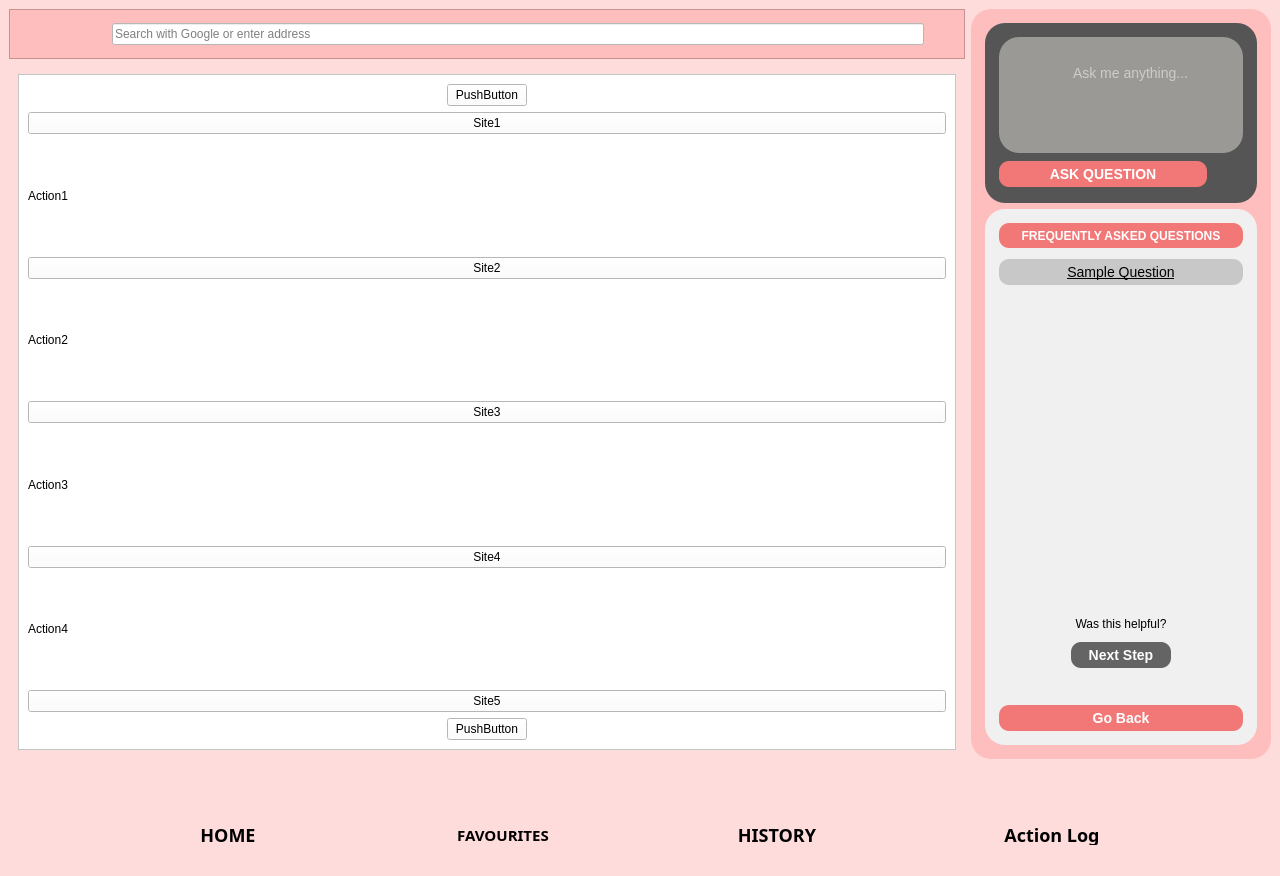
Qt form assets/UI/MainPage.ui (AlexShem247/wise-browse) before a commit.
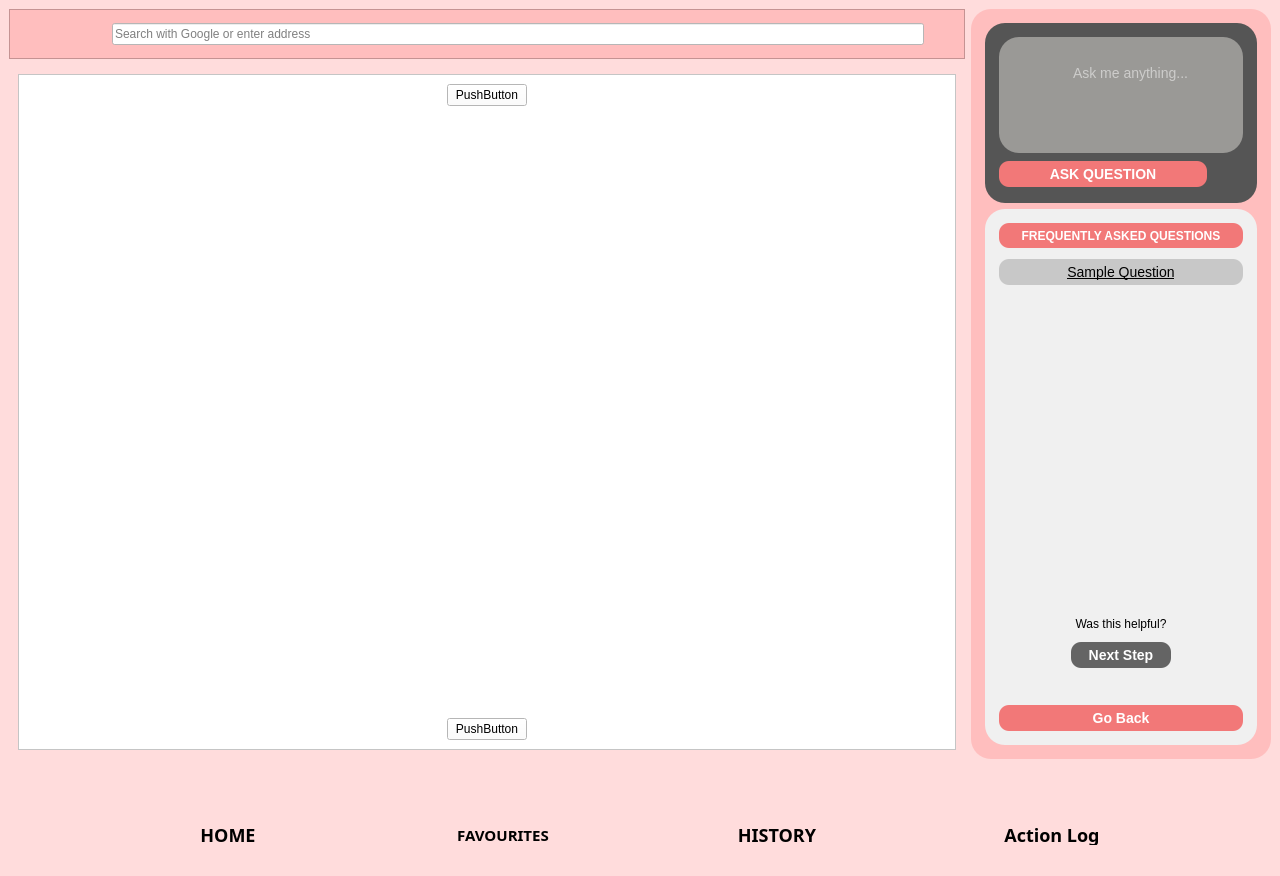
The same form after that commit.

Commit message: [as4322] ActionLog.py, MainPage.ui: action log works

What changed in the file:
```diff
--- a/assets/UI/MainPage.ui
+++ b/assets/UI/MainPage.ui
@@ -4150,10 +4150,23 @@
                      <item>
                       <layout class="QHBoxLayout" name="horizontalLayout_39">
                        <item>
-                        <widget class="QPushButton" name="pushButton_3">
-                         <property name="text">
-                          <string>Site1</string>
+                        <widget class="QFrame" name="frame_20">
+                         <property name="sizePolicy">
+                          <sizepolicy hsizetype="Expanding" vsizetype="Expanding">
+                           <horstretch>0</horstretch>
+                           <verstretch>0</verstretch>
+                          </sizepolicy>
                          </property>
+                         <property name="styleSheet">
+                          <string notr="true">background-color: white;
+border-radius: 20px; </string>
+                         </property>
+                         <property name="frameShape">
+                          <enum>QFrame::StyledPanel</enum>
+                         </property>
+                         <property name="frameShadow">
+                          <enum>QFrame::Raised</enum>
+                         </property>
                         </widget>
                        </item>
                       </layout>
@@ -4161,10 +4174,23 @@
                      <item>
                       <layout class="QHBoxLayout" name="horizontalLayout_37">
                        <item>
-                        <widget class="QLabel" name="label">
-                         <property name="text">
-                          <string>Action1</string>
+                        <widget class="QFrame" name="frame_11">
+                         <property name="sizePolicy">
+                          <sizepolicy hsizetype="Expanding" vsizetype="Expanding">
+                           <horstretch>0</horstretch>
+                           <verstretch>0</verstretch>
+                          </sizepolicy>
                          </property>
+                         <property name="styleSheet">
+                          <string notr="true">background-color: white;
+border-radius: 20px; </string>
+                         </property>
+                         <property name="frameShape">
+                          <enum>QFrame::StyledPanel</enum>
+                         </property>
+                         <property name="frameShadow">
+                          <enum>QFrame::Raised</enum>
+                         </property>
                         </widget>
                        </item>
                       </layout>
@@ -4172,10 +4198,23 @@
                      <item>
                       <layout class="QHBoxLayout" name="horizontalLayout_38">
                        <item>
-                        <widget class="QPushButton" name="pushButton_4">
-                         <property name="text">
-                          <string>Site2</string>
+                        <widget class="QFrame" name="frame_12">
+                         <property name="sizePolicy">
+                          <sizepolicy hsizetype="Expanding" vsizetype="Expanding">
+                           <horstretch>0</horstretch>
+                           <verstretch>0</verstretch>
+                          </sizepolicy>
                          </property>
+                         <property name="styleSheet">
+                          <string notr="true">background-color: white;
+border-radius: 20px; </string>
+                         </property>
+                         <property name="frameShape">
+                          <enum>QFrame::StyledPanel</enum>
+                         </property>
+                         <property name="frameShadow">
+                          <enum>QFrame::Raised</enum>
+                         </property>
                         </widget>
                        </item>
                       </layout>
@@ -4183,10 +4222,23 @@
                      <item>
                       <layout class="QHBoxLayout" name="horizontalLayout_36">
                        <item>
-                        <widget class="QLabel" name="label_2">
-                         <property name="text">
-                          <string>Action2</string>
+                        <widget class="QFrame" name="frame_13">
+                         <property name="sizePolicy">
+                          <sizepolicy hsizetype="Expanding" vsizetype="Expanding">
+                           <horstretch>0</horstretch>
+                           <verstretch>0</verstretch>
+                          </sizepolicy>
                          </property>
+                         <property name="styleSheet">
+                          <string notr="true">background-color: white;
+border-radius: 20px; </string>
+                         </property>
+                         <property name="frameShape">
+                          <enum>QFrame::StyledPanel</enum>
+                         </property>
+                         <property name="frameShadow">
+                          <enum>QFrame::Raised</enum>
+                         </property>
                         </widget>
                        </item>
                       </layout>
@@ -4194,10 +4246,23 @@
                      <item>
                       <layout class="QHBoxLayout" name="horizontalLayout_35">
                        <item>
-                        <widget class="QPushButton" name="pushButton_5">
-                         <property name="text">
-                          <string>Site3</string>
+                        <widget class="QFrame" name="frame_14">
+                         <property name="sizePolicy">
+                          <sizepolicy hsizetype="Expanding" vsizetype="Expanding">
+                           <horstretch>0</horstretch>
+                           <verstretch>0</verstretch>
+                          </sizepolicy>
                          </property>
+                         <property name="styleSheet">
+                          <string notr="true">background-color: white;
+border-radius: 20px; </string>
+                         </property>
+                         <property name="frameShape">
+                          <enum>QFrame::StyledPanel</enum>
+                         </property>
+                         <property name="frameShadow">
+                          <enum>QFrame::Raised</enum>
+                         </property>
                         </widget>
                        </item>
                       </layout>
@@ -4205,10 +4270,23 @@
                      <item>
                       <layout class="QHBoxLayout" name="horizontalLayout_34">
                        <item>
-                        <widget class="QLabel" name="label_12">
-                         <property name="text">
-                          <string>Action3</string>
+                        <widget class="QFrame" name="frame_15">
+                         <property name="sizePolicy">
+                          <sizepolicy hsizetype="Expanding" vsizetype="Expanding">
+                           <horstretch>0</horstretch>
+                           <verstretch>0</verstretch>
+                          </sizepolicy>
                          </property>
+                         <property name="styleSheet">
+                          <string notr="true">background-color: white;
+border-radius: 20px; </string>
+                         </property>
+                         <property name="frameShape">
+                          <enum>QFrame::StyledPanel</enum>
+                         </property>
+                         <property name="frameShadow">
+                          <enum>QFrame::Raised</enum>
+                         </property>
                         </widget>
                        </item>
                       </layout>
@@ -4216,10 +4294,23 @@
                      <item>
                       <layout class="QHBoxLayout" name="horizontalLayout_33">
                        <item>
-                        <widget class="QPushButton" name="pushButton_6">
-                         <property name="text">
-                          <string>Site4</string>
+                        <widget class="QFrame" name="frame_16">
+                         <property name="sizePolicy">
+                          <sizepolicy hsizetype="Expanding" vsizetype="Expanding">
+                           <horstretch>0</horstretch>
+                           <verstretch>0</verstretch>
+                          </sizepolicy>
                          </property>
+                         <property name="styleSheet">
+                          <string notr="true">background-color: white;
+border-radius: 20px; </string>
+                         </property>
+                         <property name="frameShape">
+                          <enum>QFrame::StyledPanel</enum>
+                         </property>
+                         <property name="frameShadow">
+                          <enum>QFrame::Raised</enum>
+                         </property>
                         </widget>
                        </item>
                       </layout>
@@ -4227,10 +4318,23 @@
                      <item>
                       <layout class="QHBoxLayout" name="horizontalLayout_32">
                        <item>
-                        <widget class="QLabel" name="label_13">
-                         <property name="text">
-                          <string>Action4</string>
+                        <widget class="QFrame" name="frame_17">
+                         <property name="sizePolicy">
+                          <sizepolicy hsizetype="Expanding" vsizetype="Expanding">
+                           <horstretch>0</horstretch>
+                           <verstretch>0</verstretch>
+                          </sizepolicy>
                          </property>
+                         <property name="styleSheet">
+                          <string notr="true">background-color: white;
+border-radius: 20px; </string>
+                         </property>
+                         <property name="frameShape">
+                          <enum>QFrame::StyledPanel</enum>
+                         </property>
+                         <property name="frameShadow">
+                          <enum>QFrame::Raised</enum>
+                         </property>
                         </widget>
                        </item>
                       </layout>
@@ -4238,16 +4342,77 @@
                      <item>
                       <layout class="QHBoxLayout" name="horizontalLayout_31">
                        <item>
-                        <widget class="QPushButton" name="pushButton_7">
-                         <property name="text">
-                          <string>Site5</string>
+                        <widget class="QFrame" name="frame_18">
+                         <property name="sizePolicy">
+                          <sizepolicy hsizetype="Expanding" vsizetype="Expanding">
+                           <horstretch>0</horstretch>
+                           <verstretch>0</verstretch>
+                          </sizepolicy>
                          </property>
+                         <property name="styleSheet">
+                          <string notr="true">background-color: white;
+border-radius: 20px; </string>
+                         </property>
+                         <property name="frameShape">
+                          <enum>QFrame::StyledPanel</enum>
+                         </property>
+                         <property name="frameShadow">
+                          <enum>QFrame::Raised</enum>
+                         </property>
                         </widget>
                        </item>
                       </layout>
                      </item>
                      <item>
-                      <layout class="QHBoxLayout" name="horizontalLayout_30">
+                      <layout class="QHBoxLayout" name="layout10">
+                       <item>
+                        <widget class="QFrame" name="frame_19">
+                         <property name="sizePolicy">
+                          <sizepolicy hsizetype="Expanding" vsizetype="Expanding">
+                           <horstretch>0</horstretch>
+                           <verstretch>0</verstretch>
+                          </sizepolicy>
+                         </property>
+                         <property name="styleSheet">
+                          <string notr="true">background-color: white;
+border-radius: 20px; </string>
+                         </property>
+                         <property name="frameShape">
+                          <enum>QFrame::StyledPanel</enum>
+                         </property>
+                         <property name="frameShadow">
+                          <enum>QFrame::Raised</enum>
+                         </property>
+                        </widget>
+                       </item>
+                      </layout>
+                     </item>
+                     <item>
+                      <layout class="QHBoxLayout" name="layout11">
+                       <item>
+                        <widget class="QFrame" name="frame_21">
+                         <property name="sizePolicy">
+                          <sizepolicy hsizetype="Expanding" vsizetype="Expanding">
+                           <horstretch>0</horstretch>
+                           <verstretch>0</verstretch>
+                          </sizepolicy>
+                         </property>
+                         <property name="styleSheet">
+                          <string notr="true">background-color: white;
+border-radius: 20px; </string>
+                         </property>
+                         <property name="frameShape">
+                          <enum>QFrame::StyledPanel</enum>
+                         </property>
+                         <property name="frameShadow">
+                          <enum>QFrame::Raised</enum>
+                         </property>
+                        </widget>
+                       </item>
+                      </layout>
+                     </item>
+                     <item>
+                      <layout class="QHBoxLayout" name="actionLogDownBtnLayout">
                        <item>
                         <spacer name="horizontalSpacer_47">
                          <property name="orientation">
```
Left out of the diff: 20 changed lines with no effect on the pictures. The commit also changes 2 other files.
